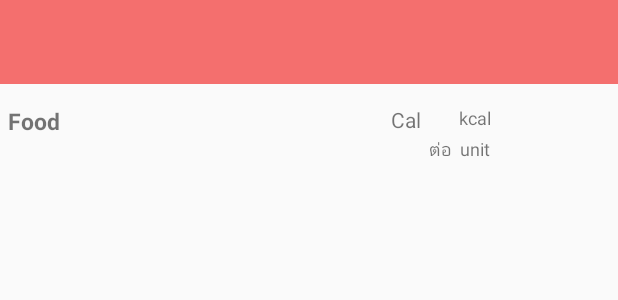
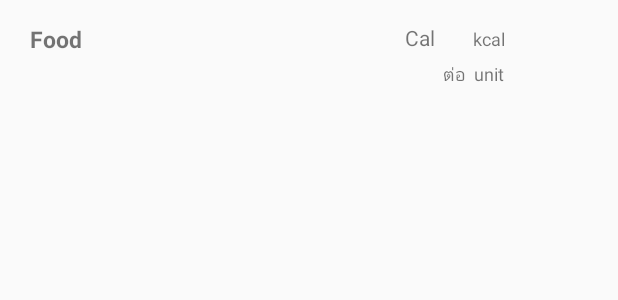
Before and after one commit to jirapornpraneet/AppHappyHealthy, an Android app: the layout food_1.xml on its own in the app's theme, with its tools: preview values and no code run, on a phone screen of 412 x 824 dp. Shown: the top 300 px of the screen. Run offline under Robolectric (Android 15) with nearby library versions, the phone set to English and light mode, and no system bars.

Commit message:
DesignListFoodClick

```diff
--- a/app/src/main/res/layout/activity_food__type_1.xml
+++ b/app/src/main/res/layout/activity_food__type_1.xml
@@ -24,7 +24,6 @@
         android:layout_alignParentTop="false"
         android:layout_alignParentLeft="false"
         android:layout_alignParentStart="false"
-        android:background="#c1f4d4d4"
         android:layout_alignParentRight="false"
         android:layout_alignParentEnd="false"
         android:layout_marginTop="48dp"
--- a/app/src/main/res/layout/food_1.xml
+++ b/app/src/main/res/layout/food_1.xml
@@ -5,33 +5,21 @@
 
 
     <LinearLayout
-        android:id="@+id/container_toolbar"
-        android:layout_width="match_parent"
-        android:layout_height="wrap_content"
-        android:orientation="vertical">
-
-        <include
-            android:id="@+id/toolbar"
-            layout="@layout/toolbar" />
-    </LinearLayout>
-
-
-    <LinearLayout
         android:orientation="horizontal"
         android:layout_width="fill_parent"
         android:layout_height="wrap_content"
-        android:layout_marginTop="70dp">
+        android:layout_marginTop="15dp">
 
 
         <TextView
             android:id="@+id/food_name"
-            android:layout_width="170dp"
+            android:layout_width="180dp"
             android:layout_height="wrap_content"
             android:text="Food"
             android:textIsSelectable="false"
             android:textSize="15dp"
             android:layout_gravity="center_vertical"
-            android:layout_marginLeft="5dp"
+            android:layout_marginLeft="20dp"
             android:textStyle="bold" />
 
         <TextView
@@ -39,14 +27,13 @@
             android:layout_height="wrap_content"
             android:text="Cal"
             android:id="@+id/food_calories"
-            android:layout_marginLeft="85dp" />
+            android:layout_marginLeft="70dp" />
 
         <TextView
             android:layout_width="30dp"
             android:layout_height="wrap_content"
             android:text="kcal"
             android:id="@+id/textView"
-            android:layout_gravity="right"
             android:layout_marginLeft="5dp"
             android:textSize="12dp" />
     </LinearLayout>
@@ -55,14 +42,14 @@
         android:orientation="horizontal"
         android:layout_width="fill_parent"
         android:layout_height="wrap_content"
-        android:layout_marginTop="90dp">
+        android:layout_marginTop="40dp">
 
         <TextView
             android:layout_width="wrap_content"
             android:layout_height="wrap_content"
             android:text="ต่อ"
             android:id="@+id/textView2"
-            android:layout_marginLeft="286dp"
+            android:layout_marginLeft="295dp"
             android:textSize="12dp" />
 
         <TextView
```
